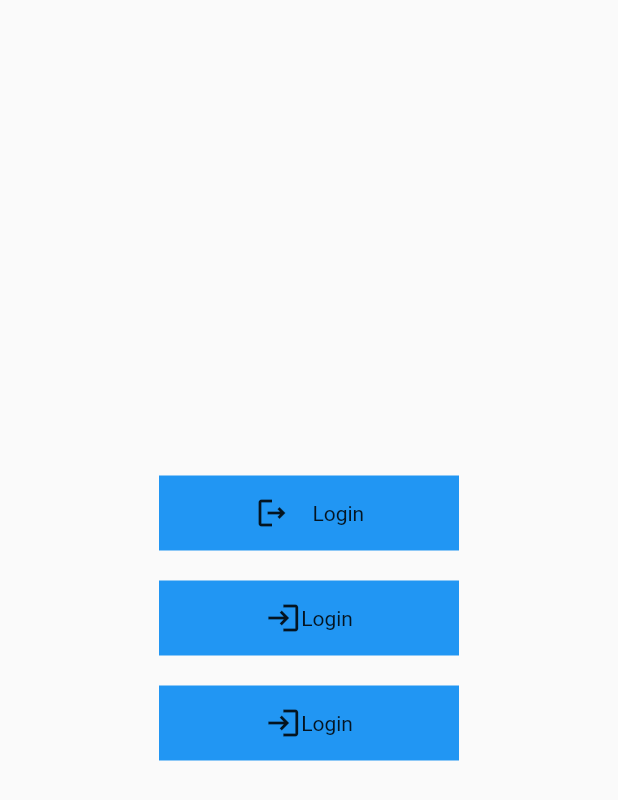
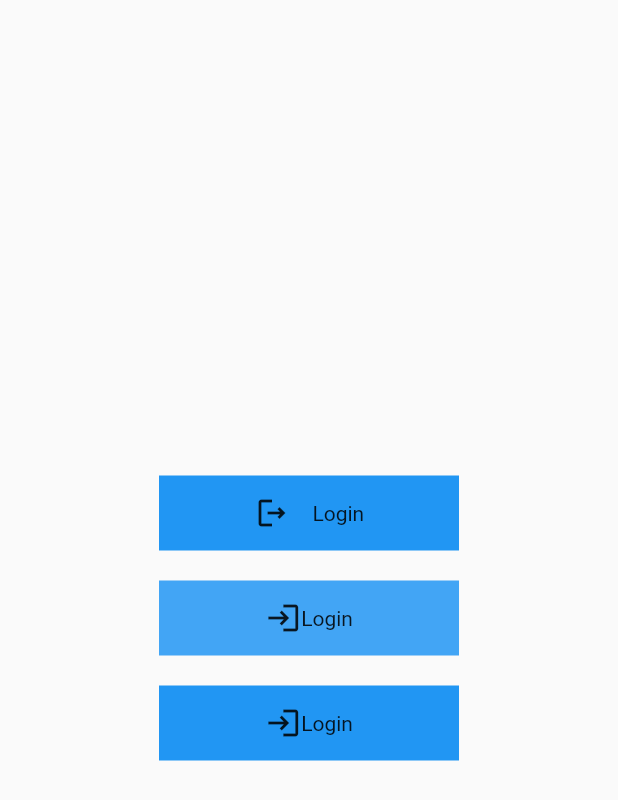
Before and after one commit to koukibadr/Animated_Loading_Button, a Flutter app: the screen it shows after launch, on a phone screen of 412 x 824 dp. Shown: the top 800 px of the screen. Run offline on Flutter 3.47's test engine with Material 2 defaults, Android fonts, the phone set to English and light mode, and no system bars.

Commit message:
update project example

```diff
--- a/example/lib/main.dart
+++ b/example/lib/main.dart
@@ -47,10 +47,10 @@ class ExampleScreen extends StatelessWidget {
                   Text('Login')
                 ],
               ),
-              colors: const [
-                Colors.blue,
-                Colors.cyan,
-                Colors.black
+              colors: [
+                Colors.blue[400]!,
+                Colors.blue[800]!,
+                Colors.blue[900]!,
               ],
               onPress: onPress,
               onAsyncCallFinished: (value) {},
--- a/lib/animated_loading_button.dart
+++ b/lib/animated_loading_button.dart
@@ -5,6 +5,7 @@ import 'package:animated_loading_button/constants/arrays.dart';
 import 'package:flutter/material.dart';
 
 import 'animations/color_changing_animation.dart';
+import 'animations/progress_indicator_animation.dart';
 
 // ignore: must_be_immutable
 class AnimatedLoadingButton<T> extends StatefulWidget {
```
